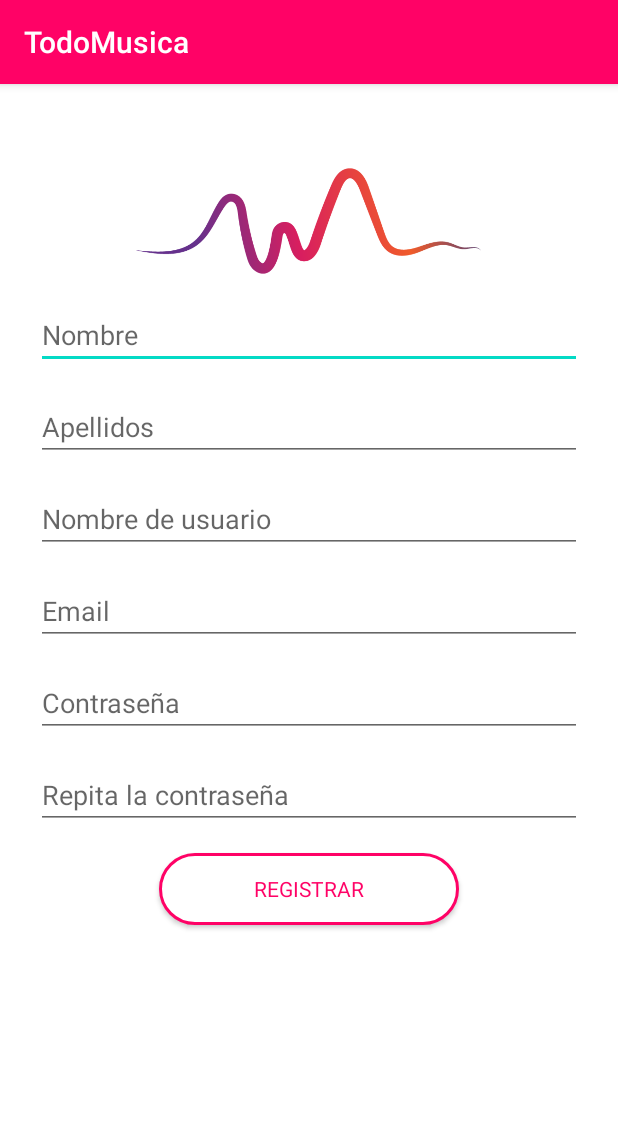
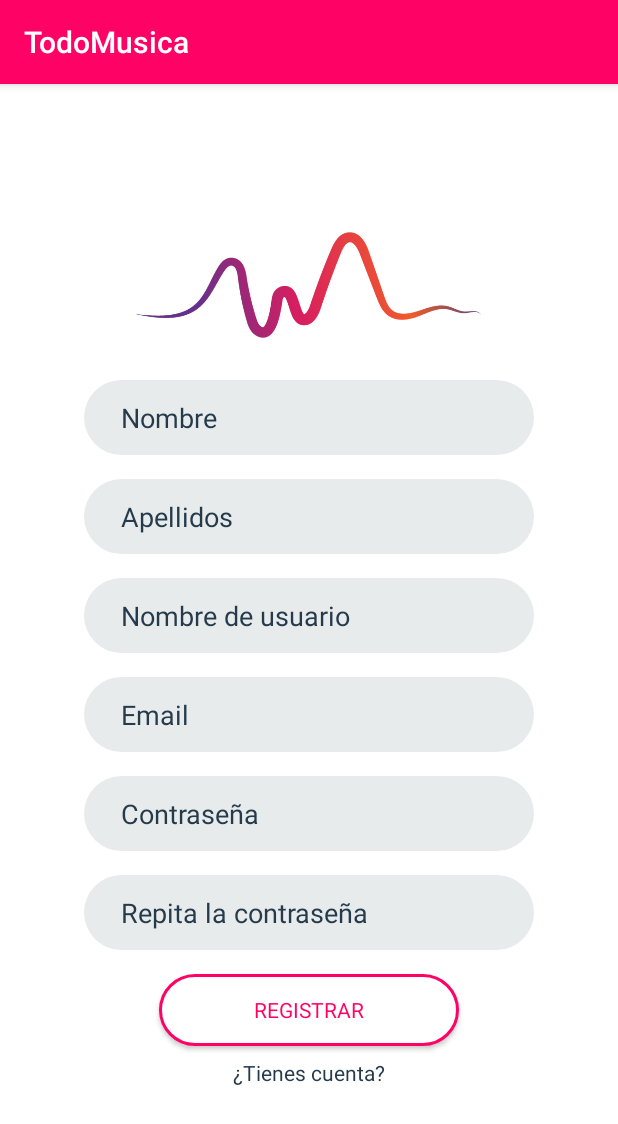
Before and after one commit to sergioskz97/TodoMusica, an Android app: the fragment RegisterFragment shown on its own in the app's theme, on a phone screen of 412 x 824 dp. Shown: the top 1124 px of the screen. Run offline under Robolectric (Android 15) with nearby library versions, the phone set to English and light mode, and no system bars; our stand-ins replace Volley; network calls fail; Roboto replaces fonts that are not available here.

Commit message:
Forms v2

```diff
--- a/app/src/main/java/com/example/todomusica/RegisterFragment.java
+++ b/app/src/main/java/com/example/todomusica/RegisterFragment.java
@@ -6,12 +6,14 @@ import androidx.appcompat.app.AlertDialog;
 import androidx.fragment.app.Fragment;
 import androidx.fragment.app.FragmentManager;
 import androidx.fragment.app.FragmentTransaction;
+import androidx.navigation.Navigation;
 
 import android.view.LayoutInflater;
 import android.view.View;
 import android.view.ViewGroup;
 import android.widget.Button;
 import android.widget.EditText;
+import android.widget.TextView;
 
 import com.android.volley.RequestQueue;
 import com.android.volley.Response;
@@ -29,6 +31,7 @@ public class RegisterFragment extends Fragment {
 
     EditText nameT, surnameT, usernameT, emailT, passT, pass2T;
     Button btn;
+    TextView btnLogin;
 
     @Override
     public View onCreateView(LayoutInflater inflater, ViewGroup container, Bundle savedInstanceState) {
@@ -41,6 +44,7 @@ public class RegisterFragment extends Fragment {
         passT = (EditText) view.findViewById(R.id.registerPass);
         pass2T = (EditText) view.findViewById(R.id.registerPass2);
         btn = (Button) view.findViewById(R.id.registerBtn);
+        btnLogin = (TextView) view.findViewById(R.id.switchLoginBtn);
 
         btn.setOnClickListener(new View.OnClickListener() {
             @Override
@@ -110,6 +114,13 @@ public class RegisterFragment extends Fragment {
             }
         });
 
+        btnLogin.setOnClickListener(new View.OnClickListener() {
+            @Override
+            public void onClick(View v) {
+                Navigation.findNavController(v).navigate(R.id.register2login);
+            }
+        });
+
         return view;
     }
 }
--- /dev/null
+++ b/app/src/main/res/drawable/custom_inputfields.xml
@@ -0,0 +1,6 @@
+<?xml version="1.0" encoding="utf-8"?>
+<shape xmlns:android="http://schemas.android.com/apk/res/android">
+    <solid android:color="@color/light_gray"/>
+    <corners android:radius="50dp"/>
+    <padding android:left="25sp"/>
+</shape>
--- a/app/src/main/res/layout/fragment_login.xml
+++ b/app/src/main/res/layout/fragment_login.xml
@@ -23,22 +23,28 @@
 
     <EditText
         android:id="@+id/loginEmail"
-        android:layout_width="match_parent"
-        android:layout_height="wrap_content"
+        android:layout_width="300dp"
+        android:layout_height="50dp"
         android:layout_marginTop="8dp"
         android:layout_marginBottom="8dp"
         android:ems="10"
         android:hint="Email"
+        android:layout_gravity="center"
+        android:textColorHint="@color/gray"
+        android:background="@drawable/custom_inputfields"
         android:inputType="textPersonName" />
 
     <EditText
         android:id="@+id/loginPass"
-        android:layout_width="match_parent"
-        android:layout_height="wrap_content"
+        android:layout_width="300dp"
+        android:layout_height="50dp"
         android:layout_marginTop="8dp"
         android:layout_marginBottom="8dp"
         android:ems="10"
         android:hint="Contraseña"
+        android:layout_gravity="center"
+        android:textColorHint="@color/gray"
+        android:background="@drawable/custom_inputfields"
         android:inputType="textPassword" />
 
     <Button
@@ -58,6 +64,7 @@
         android:layout_width="match_parent"
         android:layout_height="wrap_content"
         android:text="¿No tienes cuenta?"
+        android:textColor="@color/gray"
         android:textAlignment="center" />
 
 </LinearLayout>
--- a/app/src/main/res/layout/fragment_register.xml
+++ b/app/src/main/res/layout/fragment_register.xml
@@ -6,8 +6,8 @@
     android:layout_height="match_parent"
     android:background="#FFFFFF"
     android:orientation="vertical"
+    android:gravity="center_vertical"
     android:paddingLeft="24dp"
-    android:paddingTop="56dp"
     android:paddingRight="24dp"
     tools:context=".RegisterFragment">
 
@@ -18,73 +18,91 @@
         android:layout_height="wrap_content"
         android:layout_gravity="center"
         android:adjustViewBounds="true"
-        android:layout_marginBottom="10dp"
+        android:layout_marginBottom="20dp"
         android:src="@drawable/logo" />
 
     <EditText
         android:id="@+id/registerName"
-        android:layout_width="match_parent"
-        android:layout_height="wrap_content"
+        android:layout_width="300dp"
+        android:layout_height="50dp"
         android:layout_marginTop="8dp"
         android:layout_marginBottom="8dp"
         android:ems="10"
         android:fontFamily="@font/roboto_light"
         android:hint="Nombre"
+        android:layout_gravity="center"
+        android:textColorHint="@color/gray"
+        android:background="@drawable/custom_inputfields"
         android:inputType="textPersonName" />
 
     <EditText
         android:id="@+id/registerSurname"
-        android:layout_width="match_parent"
-        android:layout_height="wrap_content"
+        android:layout_width="300dp"
+        android:layout_height="50dp"
         android:layout_marginTop="8dp"
         android:layout_marginBottom="8dp"
         android:ems="10"
         android:fontFamily="@font/roboto_light"
         android:hint="Apellidos"
+        android:layout_gravity="center"
+        android:textColorHint="@color/gray"
+        android:background="@drawable/custom_inputfields"
         android:inputType="textPersonName" />
 
     <EditText
         android:id="@+id/registerUsername"
-        android:layout_width="match_parent"
-        android:layout_height="wrap_content"
+        android:layout_width="300dp"
+        android:layout_height="50dp"
         android:layout_marginTop="8dp"
         android:layout_marginBottom="8dp"
         android:ems="10"
         android:fontFamily="@font/roboto_light"
         android:hint="Nombre de usuario"
+        android:layout_gravity="center"
+        android:textColorHint="@color/gray"
+        android:background="@drawable/custom_inputfields"
         android:inputType="textPersonName" />
 
     <EditText
         android:id="@+id/registerEmail"
-        android:layout_width="match_parent"
-        android:layout_height="wrap_content"
+        android:layout_width="300dp"
+        android:layout_height="50dp"
         android:layout_marginTop="8dp"
         android:layout_marginBottom="8dp"
         android:ems="10"
         android:fontFamily="@font/roboto_light"
         android:hint="Email"
+        android:layout_gravity="center"
+        android:textColorHint="@color/gray"
+        android:background="@drawable/custom_inputfields"
         android:inputType="textEmailAddress" />
 
     <EditText
         android:id="@+id/registerPass"
-        android:layout_width="match_parent"
-        android:layout_height="wrap_content"
+        android:layout_width="300dp"
+        android:layout_height="50dp"
         android:layout_marginTop="8dp"
         android:layout_marginBottom="8dp"
         android:ems="10"
         android:fontFamily="@font/roboto_light"
         android:hint="Contraseña"
+        android:layout_gravity="center"
+        android:textColorHint="@color/gray"
+        android:background="@drawable/custom_inputfields"
         android:inputType="textPassword" />
 
     <EditText
         android:id="@+id/registerPass2"
-        android:layout_width="match_parent"
-        android:layout_height="wrap_content"
+        android:layout_width="300dp"
+        android:layout_height="50dp"
         android:layout_marginTop="8dp"
         android:layout_marginBottom="8dp"
         android:ems="10"
         android:fontFamily="@font/roboto_light"
         android:hint="Repita la contraseña"
+        android:layout_gravity="center"
+        android:textColorHint="@color/gray"
+        android:background="@drawable/custom_inputfields"
         android:inputType="textPassword" />
 
     <Button
@@ -99,4 +117,12 @@
         android:layout_gravity="center"
         android:textColor="@color/colorPrimary" />
 
+    <TextView
+        android:id="@+id/switchLoginBtn"
+        android:layout_width="match_parent"
+        android:layout_height="wrap_content"
+        android:text="¿Tienes cuenta?"
+        android:textColor="@color/gray"
+        android:textAlignment="center" />
+
 </LinearLayout>
--- a/app/src/main/res/navigation/mobile_navigation.xml
+++ b/app/src/main/res/navigation/mobile_navigation.xml
@@ -35,6 +35,9 @@
         android:name="com.example.todomusica.RegisterFragment"
         android:label="Registro"
         tools:layout="@layout/fragment_register" >
+        <action
+            android:id="@+id/register2login"
+            app:destination="@id/nav_login" />
     </fragment>
 
     <fragment
--- a/app/src/main/res/values/colors.xml
+++ b/app/src/main/res/values/colors.xml
@@ -2,5 +2,7 @@
 <resources>
     <color name="colorPrimary">#FF0266</color>
     <color name="colorPrimaryDark">#FF0266</color>
-    <color name="colorAccent">#03DAC5</color>
+    <color name="colorAccent">#FF0266</color>
+    <color name="gray">#253A4B</color>
+    <color name="light_gray">#E8EBEc</color>
 </resources>
```
